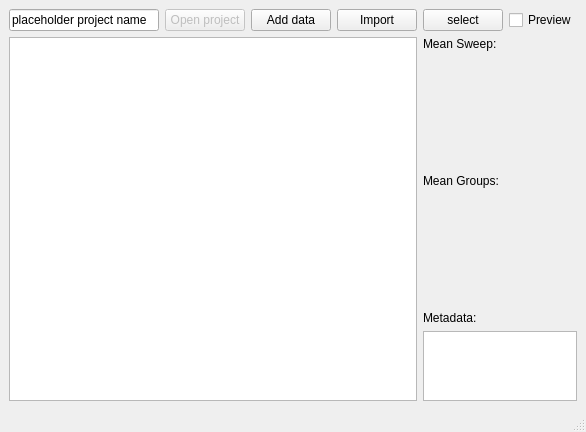
This is QtDesigner/bwmain.ui in matoloa/brainwash as Qt 5 draws it before an edit. The edited form follows.
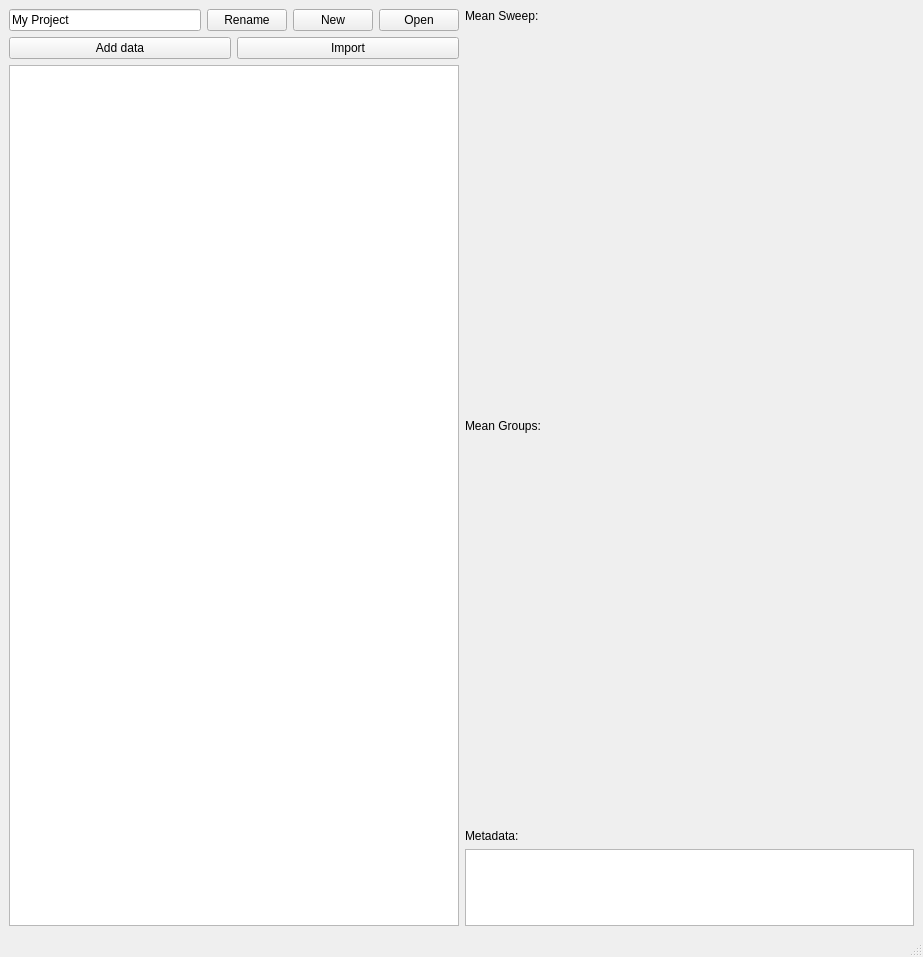
This is the edited form.

Commit message: Updated Design files, added inputProjectName.setReadOnly

The edit to the form file:
```diff
--- a/QtDesigner/bwmain.ui
+++ b/QtDesigner/bwmain.ui
@@ -6,8 +6,8 @@
    <rect>
     <x>0</x>
     <y>0</y>
-    <width>567</width>
-    <height>432</height>
+    <width>923</width>
+    <height>957</height>
    </rect>
   </property>
   <property name="windowTitle">
@@ -16,7 +16,7 @@
   <widget class="QWidget" name="centralwidget">
    <layout class="QHBoxLayout" name="horizontalLayoutCentralwidget">
     <item>
-     <layout class="QVBoxLayout" name="verticalLayoutProj">
+     <layout class="QVBoxLayout" name="verticalLayoutProj" stretch="0,0,0">
       <item>
        <layout class="QHBoxLayout" name="horizontalLayoutProj">
         <item>
@@ -28,20 +28,44 @@
            </size>
           </property>
           <property name="text">
-           <string>placeholder project name</string>
+           <string>My Project</string>
+          </property>
+          <property name="readOnly">
+           <bool>true</bool>
+          </property>
+         </widget>
+        </item>
+        <item>
+         <widget class="QPushButton" name="pushButtonRenameProject">
+          <property name="text">
+           <string>Rename</string>
+          </property>
+         </widget>
+        </item>
+        <item>
+         <widget class="QPushButton" name="pushButtonNewProject">
+          <property name="text">
+           <string>New</string>
           </property>
          </widget>
         </item>
         <item>
          <widget class="QPushButton" name="pushButtonOpenProject">
           <property name="enabled">
-           <bool>false</bool>
+           <bool>true</bool>
           </property>
           <property name="text">
-           <string>Open project</string>
+           <string>Open</string>
           </property>
          </widget>
         </item>
+       </layout>
+      </item>
+      <item>
+       <layout class="QHBoxLayout" name="horizontalLayoutData">
+        <property name="sizeConstraint">
+         <enum>QLayout::SetMinAndMaxSize</enum>
+        </property>
         <item>
          <widget class="QPushButton" name="pushButtonAddData">
           <property name="text">
@@ -64,25 +88,7 @@
      </layout>
     </item>
     <item>
-     <layout class="QVBoxLayout" name="verticalLayoutGraph" stretch="0,0,5,0,5,0,1">
-      <item>
-       <layout class="QHBoxLayout" name="horizontalLayoutGraph">
-        <item>
-         <widget class="QPushButton" name="pushButtonSelect">
-          <property name="text">
-           <string>select</string>
-          </property>
-         </widget>
-        </item>
-        <item>
-         <widget class="QCheckBox" name="checkPreview">
-          <property name="text">
-           <string>Preview</string>
-          </property>
-         </widget>
-        </item>
-       </layout>
-      </item>
+     <layout class="QVBoxLayout" name="verticalLayoutGraph" stretch="0,5,0,5,0,1">
       <item>
        <widget class="QLabel" name="labelMeanSweep">
         <property name="text">
```
Left out of the diff: 4 changed lines with no effect on the pictures. The commit also changes 2 other files.
